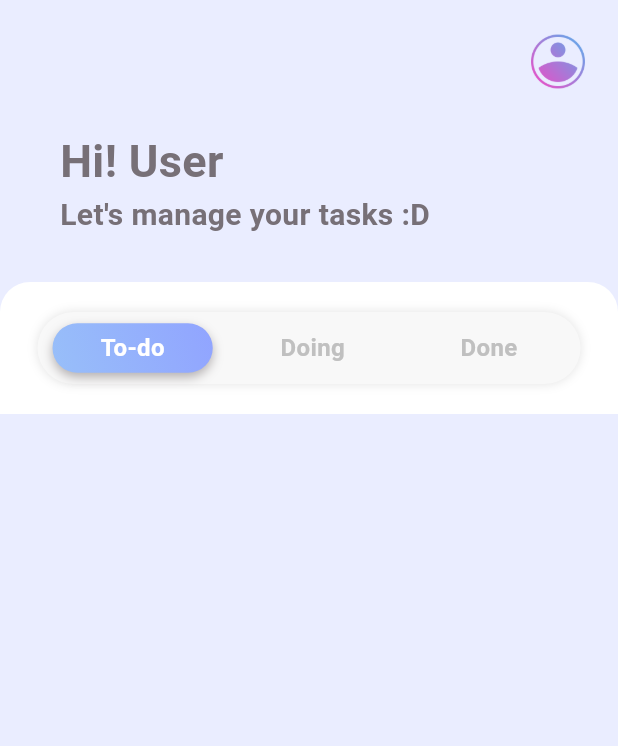
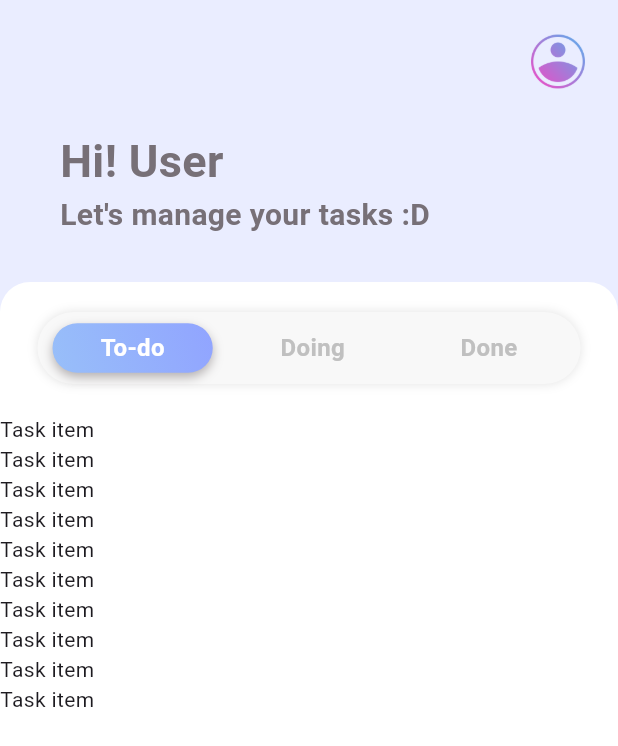
Before and after one commit to Wanwwaan/task_management_app, a Flutter app: the screen it shows after launch, on a phone screen of 412 x 824 dp. Shown: the top 746 px of the screen. Run offline on Flutter 3.47's test engine with Material 3 defaults, Android fonts, the phone set to English and light mode, and no system bars; our stand-ins replace get, google_fonts; Roboto replaces fonts that are missing (Kanit).

Commit message:
Add ListView to show task item

```diff
--- a/lib/screen/main/views/main_screen.dart
+++ b/lib/screen/main/views/main_screen.dart
@@ -1,5 +1,4 @@
 import 'package:flutter/material.dart';
-import 'package:get/get.dart';
 import 'package:task_management_app/constants/app_colors.dart';
 import 'package:task_management_app/constants/tab_key.dart';
 import 'package:task_management_app/screen/main/views/widgets/task_tab.dart';
@@ -22,6 +21,27 @@ class _MainScreenState extends State<MainScreen> {
       tabKey = txt;
     });
   }
+
+  final data = {
+    "tasks": [
+      {
+        "id": "cbb0732a-c9ab-4855-b66f-786cd41a3cd1",
+        "title": "Read a book",
+        "description": "Spend an hour reading a book for pleasure",
+        "createdAt": "2023-03-24T19:30:00Z",
+        "status": "TODO"
+      },
+      {
+        "id": "119a8c45-3f3d-41da-88bb-423c5367b81a",
+        "title": "Exercise",
+        "description": "Go for a run or do a workout at home",
+        "createdAt": "2023-03-25T09:00:00Z",
+        "status": "TODO"
+      }
+    ],
+    "pageNumber": 0,
+    "totalPages": 16
+  };
 
   @override
   Widget build(BuildContext context) {
@@ -49,7 +69,8 @@ class _MainScreenState extends State<MainScreen> {
               const SizedBox(
                 height: 30,
               ),
-              Container(
+              Expanded(
+                child: Container(
                   decoration: const BoxDecoration(
                       color: AppColors.white,
                       borderRadius: BorderRadius.only(
@@ -77,6 +98,7 @@ class _MainScreenState extends State<MainScreen> {
                             )
                           ],
                         ),
+                        //TODO: Will separate to new widget
                         child: Padding(
                           padding: const EdgeInsets.symmetric(horizontal: 10),
                           child: Row(
@@ -102,7 +124,17 @@ class _MainScreenState extends State<MainScreen> {
                           ),
                         ),
                       ),
+                      Expanded(
+                        child: ListView.builder(
+                          shrinkWrap: true,
+                          itemCount: 10,
+                          itemBuilder: (BuildContext context, int index) {
+                            return (const Text('Task item'));
+                          },
+                        ),
+                      )
                     ],
+                  ),
                 ),
               ),
             ],
```
Lines whose indentation alone changed are shown as unchanged.
